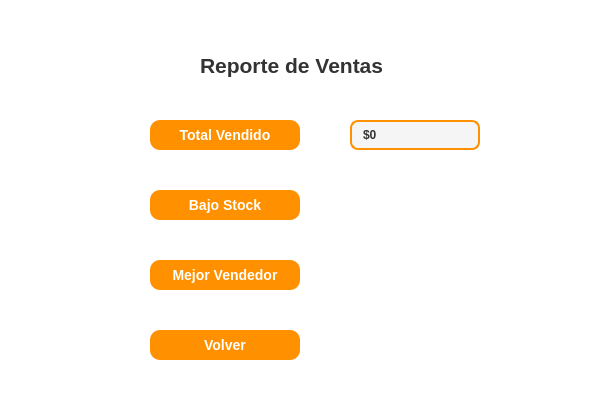
This is gui/ventas_admin.ui in UTN-BDA-2026/repositorio-grupo-BCCG as Qt 5 draws it before an edit. The edited form follows.
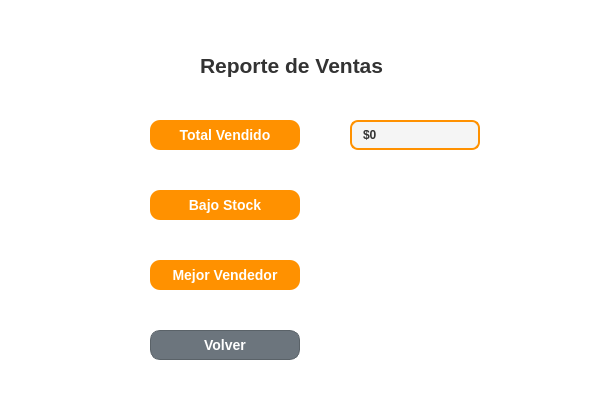
This is the edited form.

Commit message: modifique admin.py y gestion_stock.ui para que funcione correctamente la carga de stock

Diff of the .ui file:
```diff
--- a/gui/ventas_admin.ui
+++ b/gui/ventas_admin.ui
@@ -14,7 +14,9 @@
    <string>Dialog</string>
   </property>
   <property name="styleSheet">
-   <string notr="true">background-color: white;</string>
+   <string notr="true">QDialog#Dialog {
+   background-color: #FFFFFF;
+}</string>
   </property>
   <widget class="QLabel" name="label">
    <property name="geometry">
@@ -150,15 +152,20 @@
    </property>
    <property name="styleSheet">
     <string notr="true">QPushButton {
-    background-color: #FF9100;
+    background-color: #6C757D;
     color: white;
     border-radius: 10px;
     font-weight: bold;
     font-size: 14px;
+    border: 1px solid #5A6268;
 }
 
 QPushButton:hover {
-    background-color: #E68200;
+    background-color: #5A6268;
+}
+
+QPushButton:pressed {
+    background-color: #4E555B;
 }</string>
    </property>
    <property name="text">
```
The commit also changes 9 other files.
